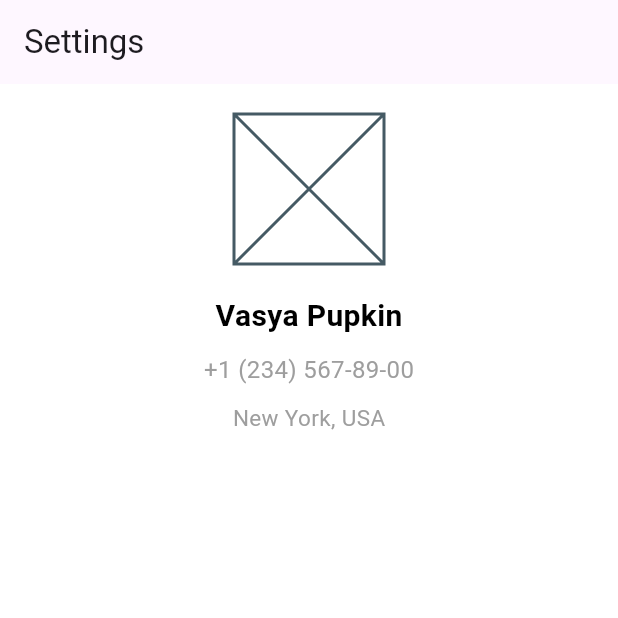
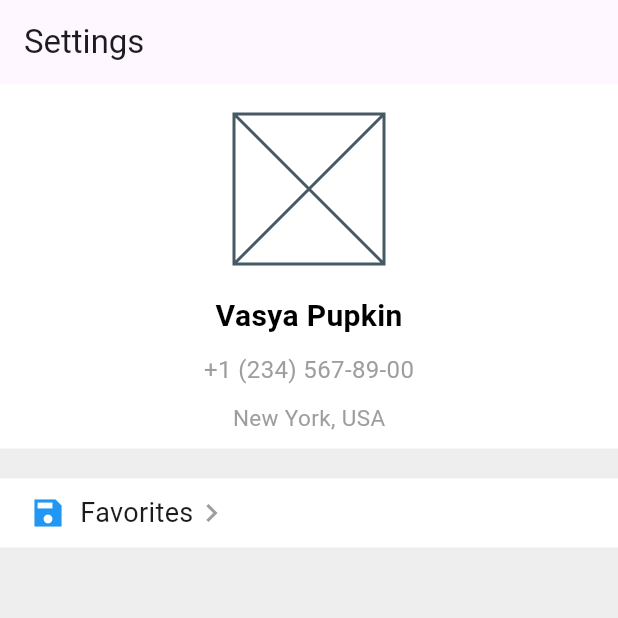
Before and after one commit to TheBaytur/baza, a Flutter app: the screen it shows after launch, on a phone screen of 412 x 824 dp, the top half of it. Run offline on Flutter 3.47's test engine with Material 3 defaults, Android fonts, the phone set to English and light mode, and no system bars.

Commit message:
Menu Widget

```diff
--- a/lib/widgets/user_profile.dart
+++ b/lib/widgets/user_profile.dart
@@ -6,18 +6,42 @@ class UserProfile extends StatelessWidget {
   @override
   Widget build(BuildContext context) {
     return Scaffold(
+      backgroundColor: Colors.grey,
       appBar: AppBar(title: Text('Settings')),
       body: Container(
-        color: Colors.white,
+        color: Colors.grey[200],
         child: Container(
           width: double.infinity,
           child: Column(
+            mainAxisAlignment: MainAxisAlignment.start,
             crossAxisAlignment: CrossAxisAlignment.center,
+            children: [_UserInfo(), SizedBox(height: 20), _MenuWidget()],
+          ),
+        ),
+      ),
+    );
+  }
+}
+
+class _MenuWidget extends StatelessWidget {
+  const _MenuWidget({super.key});
+
+  @override
+  Widget build(BuildContext context) {
+    return Container(
+      color: Colors.white,
+      width: double.infinity,
+      padding: EdgeInsets.symmetric(horizontal: 20, vertical: 10),
+      child: Column(
         children: [
-              _UserInfo(),
+          Row(
+            children: [
+              Icon(Icons.save_sharp, color: Colors.blue),
+              Text('  Favorites', style: TextStyle(fontSize: 18)),
+              Icon(Icons.chevron_right_sharp, color: Colors.grey),
             ],
           ),
-        ),
+        ],
       ),
     );
   }
@@ -29,6 +53,7 @@ class _UserInfo extends StatelessWidget {
   @override
   Widget build(BuildContext context) {
     return Container(
+      width: double.infinity,
       color: Colors.white,
       child: Column(
         children: [
@@ -87,8 +112,6 @@ class _UserNameWidget extends StatelessWidget {
   }
 }
 
-
-
 class _AvatarWidget extends StatelessWidget {
   const _AvatarWidget({super.key});
 
```
Lines whose indentation alone changed are shown as unchanged.
